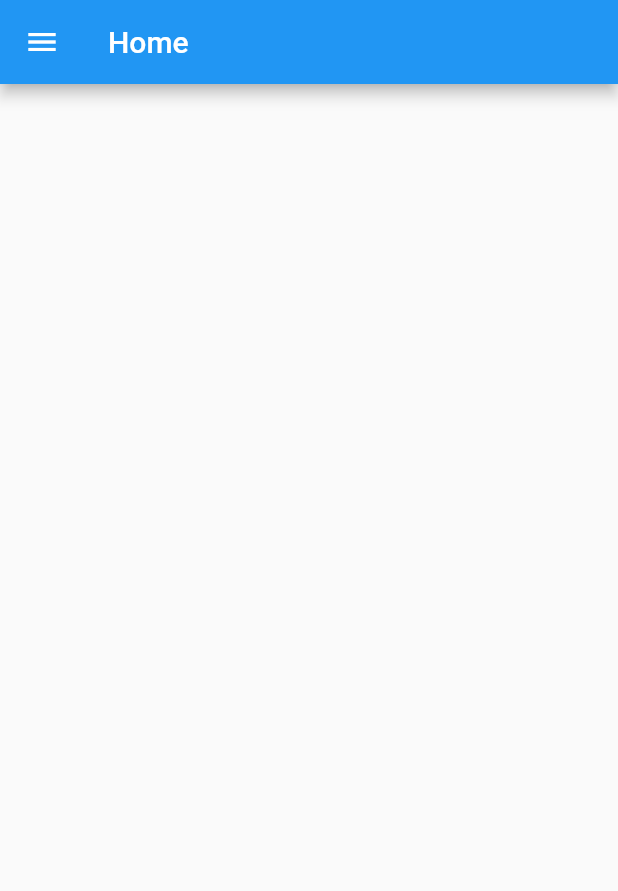
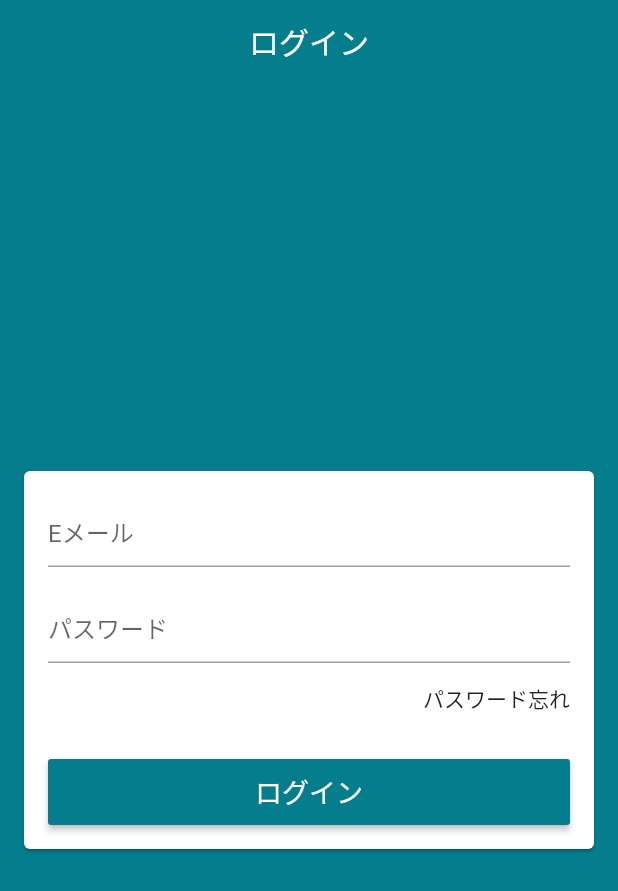
Before and after one commit to chocho-san/Loja-Virtual, a Flutter app: the screen it shows after launch, on a phone screen of 412 x 824 dp. Shown: the top 891 px of the screen. Run offline on Flutter 3.47's test engine with Material 2 defaults, Android fonts, the phone set to English and light mode, and no system bars; our stand-ins replace cloud_firestore, firebase_auth, firebase_core; accounts and stored records are empty.

Commit message:
3rd commit

```diff
--- /dev/null
+++ b/lib/helpers/firebase_errors.dart
@@ -0,0 +1,25 @@
+String getErrorString(String code){
+  switch (code) {
+    case 'ERROR_WEAK_PASSWORD':
+      return 'パスワードの安全性が低いです。';
+    case 'ERROR_INVALID_EMAIL':
+      return 'このメールアドレスは無効になっています。';
+    case 'ERROR_EMAIL_ALREADY_IN_USE':
+      return '既アカウントで使われているメアドです。';
+    case 'ERROR_INVALID_CREDENTIAL':
+      return '無効なパスワードです';
+    case 'ERROR_WRONG_PASSWORD':
+      return 'パスワードが間違っています。';
+    case 'ERROR_USER_NOT_FOUND':
+      return 'このアカウントは存在しません。';
+    case 'ERROR_USER_DISABLED':
+      return 'このユーザーは無効です。';
+    case 'ERROR_TOO_MANY_REQUESTS':
+      return '回線が混雑しています。もう一度試してみてください。';
+    case 'ERROR_OPERATION_NOT_ALLOWED':
+      return 'この操作はできません。';
+
+    default:
+      return '予期せぬエラーが発生しました。';
+  }
+}
--- /dev/null
+++ b/lib/helpers/validators.dart
@@ -0,0 +1,5 @@
+bool emailValid(String email) {
+  final RegExp regex = RegExp(
+      r"^(([^<>()[\]\\.,;:\s@\']+(\.[^<>()[\]\\.,;:\s@\']+)*)|(\'.+\'))@((\[[0-9]{1,3}\.[0-9]{1,3}\.[0-9]{1,3}\.[0-9]{1,3}\])|(([a-zA-Z\-0-9]+\.)+[a-zA-Z]{2,}))$");
+  return regex.hasMatch(email);
+}
--- a/lib/main.dart
+++ b/lib/main.dart
@@ -1,6 +1,9 @@
 import 'package:firebase_core/firebase_core.dart';
 import 'package:flutter/material.dart';
 import 'package:cloud_firestore/cloud_firestore.dart';
+import 'package:loja_virtual/models/user.dart';
+import 'package:loja_virtual/models/user_manager.dart';
+import 'package:provider/provider.dart';
 
 import 'screens/base_screen.dart';
 
@@ -10,7 +13,8 @@ Future<void> main() async {
   FirebaseFirestore.instance
       .collection('order')
       .doc('001')
-      .snapshots().listen((document) {
+      .snapshots()
+      .listen((document) {
     print(document.data());
   });
 
@@ -21,14 +25,21 @@ class MyApp extends StatelessWidget {
   // This widget is the root of your application.
   @override
   Widget build(BuildContext context) {
-    return MaterialApp(
-      title: 'Loja Virtual',
-      debugShowCheckedModeBanner: false,
-      theme: ThemeData(
-        primarySwatch: Colors.blue,
-        visualDensity: VisualDensity.adaptivePlatformDensity,
+    return Provider(
+      create: (_)=>UserManager(),
+      child: MaterialApp(
+        title: 'Loja Virtual',
+        debugShowCheckedModeBanner: false,
+        theme: ThemeData(
+          primaryColor: const Color.fromARGB(255, 4, 125, 141),
+          scaffoldBackgroundColor: const Color.fromARGB(255, 4, 125, 141),
+          appBarTheme: const AppBarTheme(
+            elevation: 0,
+          ),
+          visualDensity: VisualDensity.adaptivePlatformDensity,
+        ),
+        home: BaseScreen(),
       ),
-      home: BaseScreen(),
     );
   }
 }
--- /dev/null
+++ b/lib/models/page_manager.dart
@@ -0,0 +1,16 @@
+import 'package:flutter/material.dart';
+
+
+class PageManager {
+
+  PageManager(this._pageController);
+  PageController _pageController;
+
+  int page = 0;
+
+  void setPage(int value){
+    if(value == page) return;
+    page = value;
+    _pageController.jumpToPage(value);
+  }
+}
--- /dev/null
+++ b/lib/models/user.dart
@@ -0,0 +1,6 @@
+class Users{
+   String email;
+   String password;
+
+  Users({this.email,this.password});
+}
--- a/lib/screens/base_screen.dart
+++ b/lib/screens/base_screen.dart
@@ -1,25 +1,46 @@
 import 'package:flutter/material.dart';
 import 'package:loja_virtual/common/custom_drawer.dart';
+import 'package:loja_virtual/models/page_manager.dart';
+import 'package:loja_virtual/screens/login_screen.dart';
+import 'package:provider/provider.dart';
 
 class BaseScreen extends StatelessWidget {
   final PageController pageController = PageController();
 
   @override
   Widget build(BuildContext context) {
-    return PageView(
+    return Provider(
+      create: (_)=>PageManager(pageController),
+      child: PageView(
         controller: pageController,
         physics: const NeverScrollableScrollPhysics(),
         children: [
+          LoginScreen(),
           Scaffold(
             drawer: CustomDrawer(),
             appBar: AppBar(
               title: const Text('Home'),
             ),
           ),
-        Container(color: Colors.red),
-        Container(color: Colors.yellow),
-        Container(color: Colors.green),
+          Scaffold(
+            drawer: CustomDrawer(),
+            appBar: AppBar(
+              title: const Text('Home2'),
+            ),
+          ),
+          Scaffold(
+            drawer: CustomDrawer(),
+            appBar: AppBar(
+              title: const Text('Home3'),
+            ),
+          ),          Scaffold(
+            drawer: CustomDrawer(),
+            appBar: AppBar(
+              title: const Text('Home4'),
+            ),
+          ),
         ],
+      ),
     );
   }
 }
--- /dev/null
+++ b/lib/screens/login_screen.dart
@@ -0,0 +1,103 @@
+import 'package:flutter/material.dart';
+import 'package:loja_virtual/helpers/validators.dart';
+import 'package:loja_virtual/models/user.dart';
+import 'package:loja_virtual/models/user_manager.dart';
+import 'package:provider/provider.dart';
+
+class LoginScreen extends StatelessWidget {
+  final TextEditingController emailController = TextEditingController();
+  final TextEditingController passController = TextEditingController();
+
+  final GlobalKey<FormState> formKey = GlobalKey<FormState>();
+  final GlobalKey<ScaffoldState> scaffoldKey = GlobalKey<ScaffoldState>();
+
+  @override
+  Widget build(BuildContext context) {
+    return Scaffold(
+      key: scaffoldKey,
+      appBar: AppBar(
+        title: const Text('ログイン'),
+        centerTitle: true,
+      ),
+      body: Center(
+        child: Card(
+          margin: const EdgeInsets.symmetric(horizontal: 16),
+          child: Form(
+            key: formKey,
+            child: ListView(
+              padding: const EdgeInsets.all(16),
+              shrinkWrap: true,
+              children: [
+                TextFormField(
+                  controller: emailController,
+                  decoration: const InputDecoration(hintText: 'Eメール'),
+                  keyboardType: TextInputType.emailAddress,
+                  autocorrect: false,
+                  validator: (email) {
+                    if (!emailValid(email)) {
+                      return 'このEメールは無効です';
+                    }
+                    return null;
+                  },
+                ),
+                const SizedBox(height: 16),
+                TextFormField(
+                  controller: passController,
+                  decoration: const InputDecoration(hintText: 'パスワード'),
+                  autocorrect: false,
+                  obscureText: true,
+                  validator: (pass) {
+                    if (pass.isEmpty || pass.length < 6) {
+                      return 'パスワードが無効です';
+                    }
+                    return null;
+                  },
+                ),
+                Align(
+                  alignment: Alignment.centerRight,
+                  child: FlatButton(
+                    onPressed: () {
+                    },
+                    padding: EdgeInsets.zero,
+                    child: const Text('パスワード忘れ'),
+                  ),
+                ),
+                const SizedBox(height: 16),
+                SizedBox(
+                  height: 44,
+                  child: RaisedButton(
+                    onPressed: () {
+                      if (formKey.currentState.validate()) {
+                        context.read<UserManager>().signIn(
+                            user: Users(
+                                email: emailController.text,
+                                password: passController.text),
+                            onFail: (e) {
+                              scaffoldKey.currentState.showSnackBar(
+                                 SnackBar(
+                                  content: Text('$e'),
+                                  backgroundColor: Colors.red,
+                                ),
+                              );
+                            },
+                            onSuccess: () {
+                              // TODO: FECHAR TELA DE LOGIN
+                            });
+                      }
+                    },
+                    color: Theme.of(context).primaryColor,
+                    textColor: Colors.white,
+                    child: const Text(
+                      'ログイン',
+                      style: TextStyle(fontSize: 18),
+                    ),
+                  ),
+                )
+              ],
+            ),
+          ),
+        ),
+      ),
+    );
+  }
+}
--- a/pubspec.yaml
+++ b/pubspec.yaml
@@ -33,6 +33,8 @@ dependencies:
   firebase_core: ^0.7.0
   firebase_auth: ^0.20.0+1
   firebase_storage: ^7.0.0
+  provider: ^4.3.3
+
 
 
 dev_dependencies:
```
Also changed, not shown: lib/common/drawer_tile.dart (+8 -4 lines), lib/models/user_manager.dart (added, +18 -0 lines), pubspec.lock. Lines whose indentation alone changed are shown as unchanged.
